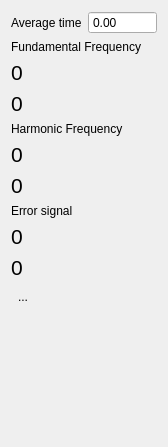
Old version of the form digitalLock/ui/LockStatus.ui in the repository MonroeQuantumNetworks/IonControl.
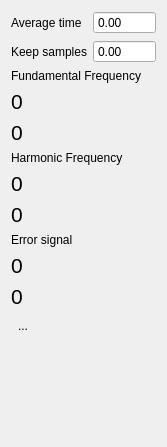
New version of the form. Icons and pictures are not drawn. Custom widgets are drawn as their Qt base class.

Commit message: polishing the digitalLock

```diff
--- a/digitalLock/ui/LockStatus.ui
+++ b/digitalLock/ui/LockStatus.ui
@@ -6,7 +6,7 @@
    <rect>
     <x>0</x>
     <y>0</y>
-    <width>168</width>
+    <width>167</width>
     <height>447</height>
    </rect>
   </property>
@@ -15,15 +15,15 @@
   </property>
   <layout class="QVBoxLayout" name="verticalLayout">
    <item>
-    <layout class="QHBoxLayout" name="horizontalLayout">
-     <item>
+    <layout class="QGridLayout" name="gridLayout">
+     <item row="0" column="0">
       <widget class="QLabel" name="label_5">
        <property name="text">
         <string>Average time</string>
        </property>
       </widget>
      </item>
-     <item>
+     <item row="0" column="1">
       <widget class="MagnitudeSpinBox" name="magHistoryAccum">
        <property name="sizePolicy">
         <sizepolicy hsizetype="MinimumExpanding" vsizetype="Fixed">
@@ -36,6 +36,26 @@
        </property>
       </widget>
      </item>
+     <item row="1" column="0">
+      <widget class="QLabel" name="label_6">
+       <property name="text">
+        <string>Keep samples</string>
+       </property>
+      </widget>
+     </item>
+     <item row="1" column="1">
+      <widget class="MagnitudeSpinBox" name="magMaxHistory">
+       <property name="sizePolicy">
+        <sizepolicy hsizetype="MinimumExpanding" vsizetype="Fixed">
+         <horstretch>0</horstretch>
+         <verstretch>0</verstretch>
+        </sizepolicy>
+       </property>
+       <property name="buttonSymbols">
+        <enum>QAbstractSpinBox::NoButtons</enum>
+       </property>
+      </widget>
+     </item>
     </layout>
    </item>
    <item>
```
The commit also changes 6 other files.
